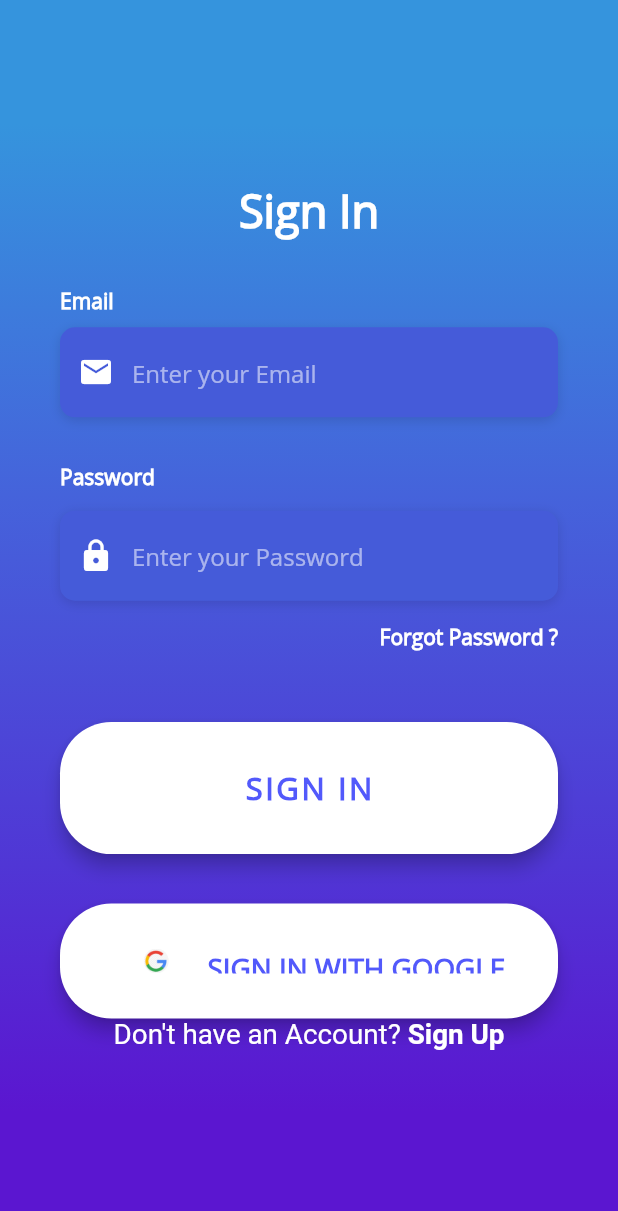
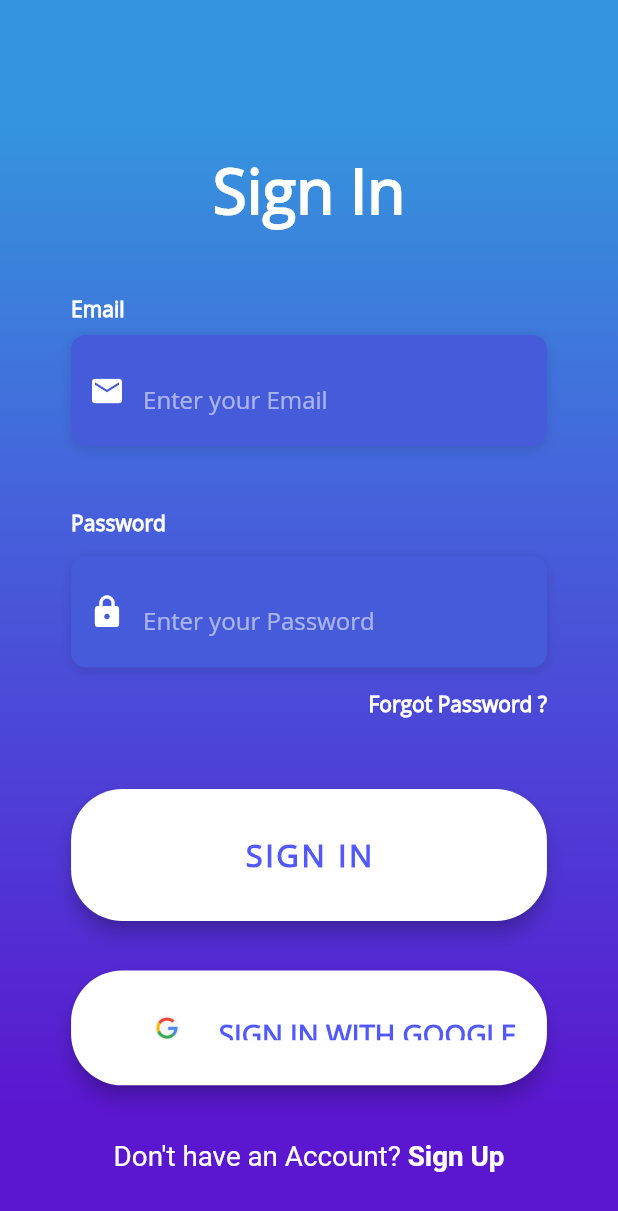
Before and after one commit to MrRadium/trionoma, a Flutter app: the screen it shows after launch, on a phone screen of 412 x 824 dp. Shown: the top 1211 px of the screen. Run offline on Flutter 3.47's test engine with Material 2 defaults, Android fonts, the phone set to English and light mode, and no system bars.

Commit message:
Sign In Screen Made Some Changes Left

```diff
--- a/lib/pages/sign-in/sign_in.dart
+++ b/lib/pages/sign-in/sign_in.dart
@@ -11,6 +11,9 @@ import 'package:trionoma/pages/sign-in/widgets/signup_btn.dart';
 class SignIn extends StatelessWidget {
   @override
   Widget build(BuildContext context) {
+    var _screenHeight = MediaQuery.of(context).size.height;
+    var _screenWidth = MediaQuery.of(context).size.width;
+
     return Scaffold(
       body: AnnotatedRegion<SystemUiOverlayStyle>(
         value: SystemUiOverlayStyle.light,
@@ -40,8 +43,8 @@ class SignIn extends StatelessWidget {
                 child: SingleChildScrollView(
                   physics: AlwaysScrollableScrollPhysics(),
                   padding: EdgeInsets.symmetric(
-                    horizontal: 40.0,
-                    vertical: 120.0,
+                    horizontal: _screenWidth * 0.115,
+                    vertical: _screenHeight * 0.12,
                   ),
                   child: Column(
                     mainAxisAlignment: MainAxisAlignment.center,
@@ -51,17 +54,18 @@ class SignIn extends StatelessWidget {
                         style: TextStyle(
                           color: Colors.white,
                           fontFamily: 'OpenSans',
-                          fontSize: 30.0,
+                          fontSize: _screenWidth * 0.1,
                           fontWeight: FontWeight.bold,
                         ),
                       ),
-                      SizedBox(height: 30.0),
+                      SizedBox(height: _screenHeight * 0.05),
                       buildEmailTF(context),
-                      SizedBox(height: 30.0),
+                      SizedBox(height: _screenHeight * 0.05),
                       buildPasswordTF(context),
                       buildForgotPasswordBtn(),
                       buildSignInBtn(context),
                       buildSignInWithGoogle(context),
+                      SizedBox(height: _screenHeight * 0.045),
                       buildSignupBtn(context),
                     ],
                   ),
--- a/lib/pages/sign-in/widgets/email_tf.dart
+++ b/lib/pages/sign-in/widgets/email_tf.dart
@@ -16,7 +16,7 @@ Widget buildEmailTF(BuildContext context) {
       Container(
         alignment: Alignment.centerLeft,
         decoration: kBoxDecorationStyle,
-        height: 60, // _screenHeight * 0.09,
+        height: _screenHeight * 0.09,
         child: TextField(
           keyboardType: TextInputType.emailAddress,
           style: TextStyle(
@@ -25,7 +25,7 @@ Widget buildEmailTF(BuildContext context) {
           ),
           decoration: InputDecoration(
             border: InputBorder.none,
-            contentPadding: EdgeInsets.only(top: 14.0),
+            contentPadding: EdgeInsets.only(top: _screenHeight * 0.023),
             prefixIcon: Icon(
               Icons.email,
               color: Colors.white,
--- a/lib/pages/sign-in/widgets/password_tf.dart
+++ b/lib/pages/sign-in/widgets/password_tf.dart
@@ -15,7 +15,7 @@ Widget buildPasswordTF(BuildContext context) {
       Container(
         alignment: Alignment.centerLeft,
         decoration: kBoxDecorationStyle,
-        height: 60.0, //_screenHeight * 0.09,
+        height: _screenHeight * 0.09,
         child: TextField(
           obscureText: true,
           style: TextStyle(
@@ -24,7 +24,7 @@ Widget buildPasswordTF(BuildContext context) {
           ),
           decoration: InputDecoration(
             border: InputBorder.none,
-            contentPadding: EdgeInsets.only(top: 14.0),
+            contentPadding: EdgeInsets.only(top: _screenHeight * 0.023),
             prefixIcon: Icon(
               Icons.lock,
               color: Colors.white,
```
